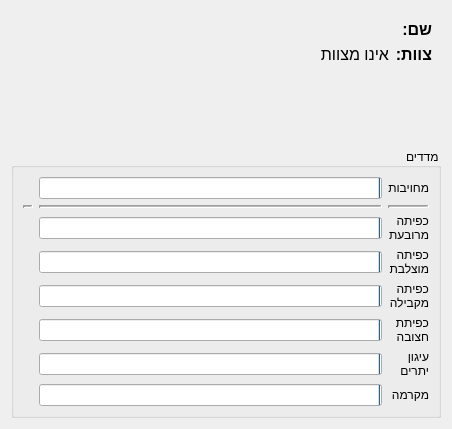
Old version of the form gui/resources/participantdialog.ui in the repository PillowTweezers/PurMyun.
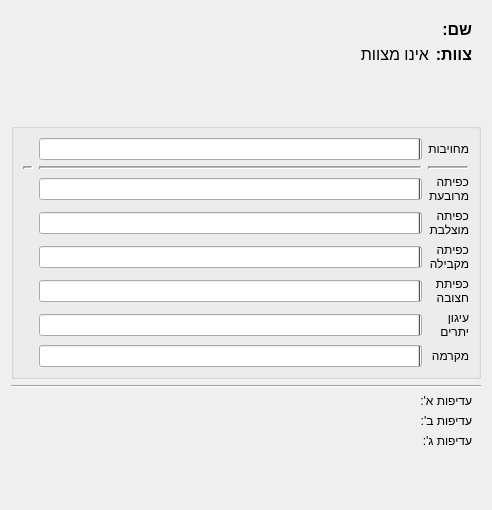
New version of the form.

```diff
--- a/gui/resources/participantdialog.ui
+++ b/gui/resources/participantdialog.ui
@@ -6,8 +6,8 @@
             <rect>
                 <x>0</x>
                 <y>0</y>
-                <width>452</width>
-                <height>429</height>
+    <width>492</width>
+    <height>510</height>
             </rect>
         </property>
         <property name="windowTitle">
@@ -75,7 +75,7 @@
                         <enum>Qt::RightToLeft</enum>
                     </property>
                     <property name="title">
-                        <string>מדדים</string>
+      <string/>
                     </property>
                     <property name="alignment">
                         <set>Qt::AlignLeading|Qt::AlignLeft|Qt::AlignVCenter</set>
@@ -350,6 +350,70 @@
                     </layout>
                 </widget>
             </item>
+   <item>
+    <widget class="Line" name="line_5">
+     <property name="orientation">
+      <enum>Qt::Horizontal</enum>
+     </property>
+    </widget>
+   </item>
+   <item>
+    <widget class="QWidget" name="widget_2" native="true">
+     <property name="layoutDirection">
+      <enum>Qt::RightToLeft</enum>
+     </property>
+     <layout class="QFormLayout" name="formLayout_3">
+      <property name="topMargin">
+       <number>0</number>
+      </property>
+      <property name="bottomMargin">
+       <number>0</number>
+      </property>
+      <item row="1" column="1">
+       <widget class="QLabel" name="preferencesA">
+        <property name="text">
+         <string/>
+        </property>
+       </widget>
+      </item>
+      <item row="1" column="0">
+       <widget class="QLabel" name="label_14">
+        <property name="text">
+         <string>עדיפות א':</string>
+        </property>
+       </widget>
+      </item>
+      <item row="2" column="0">
+       <widget class="QLabel" name="label_16">
+        <property name="text">
+         <string>עדיפות ב':</string>
+        </property>
+       </widget>
+      </item>
+      <item row="2" column="1">
+       <widget class="QLabel" name="preferencesB">
+        <property name="text">
+         <string/>
+        </property>
+       </widget>
+      </item>
+      <item row="4" column="0">
+       <widget class="QLabel" name="label_13">
+        <property name="text">
+         <string>עדיפות ג':</string>
+        </property>
+       </widget>
+      </item>
+      <item row="4" column="1">
+       <widget class="QLabel" name="preferencesC">
+        <property name="text">
+         <string/>
+        </property>
+       </widget>
+      </item>
+     </layout>
+    </widget>
+   </item>
         </layout>
     </widget>
     <resources/>
```
Lines whose indentation alone changed are shown as unchanged.
